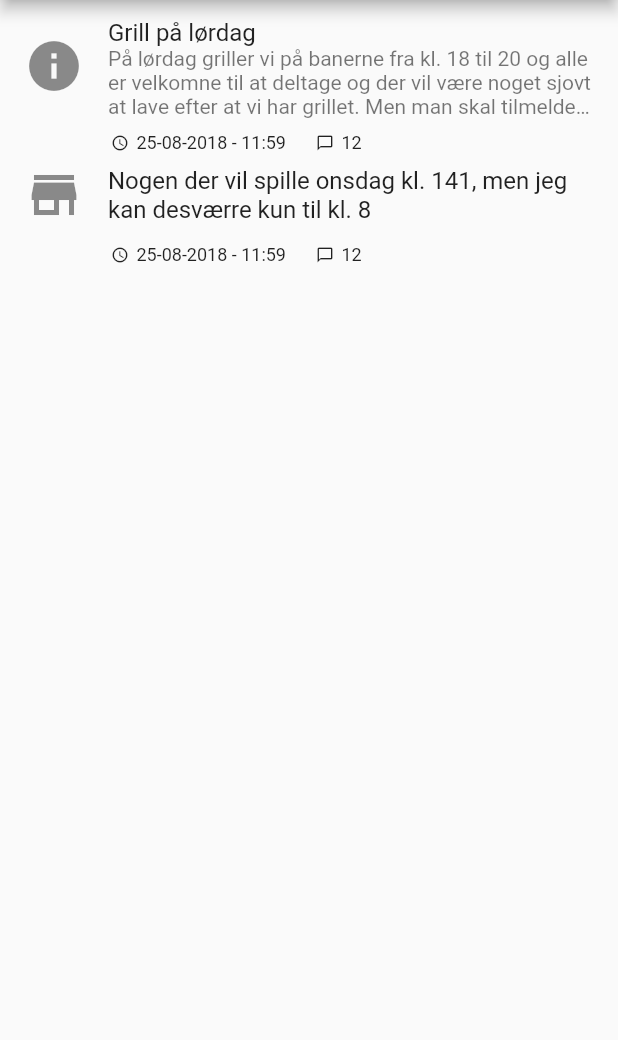
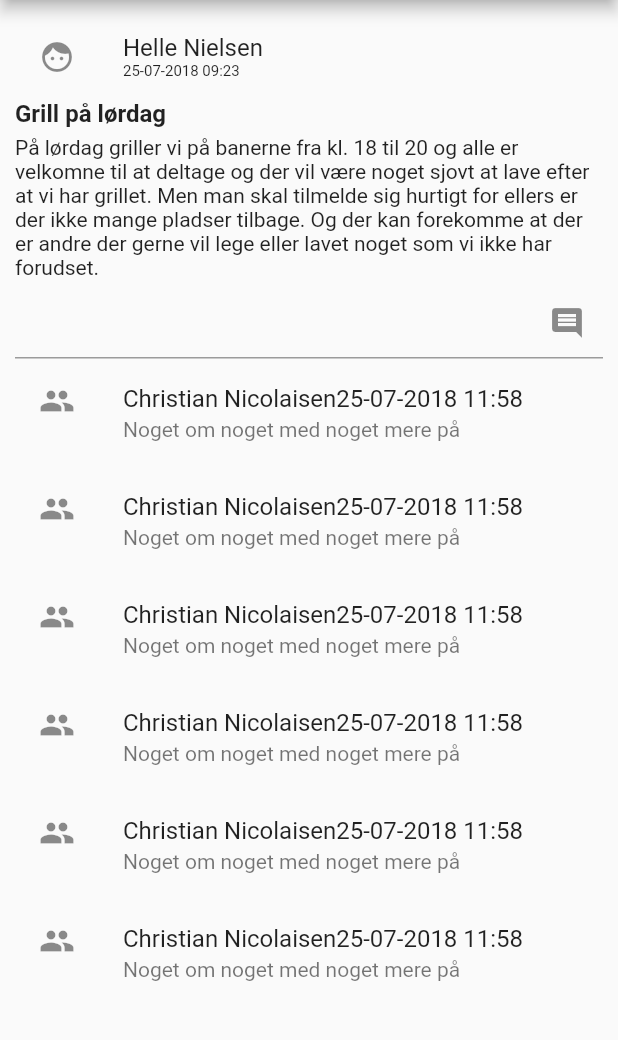
Before and after one commit to vitting/silkeborg-beachvolley.dk-app, a Flutter app: the screen it shows after launch, on a phone screen of 412 x 824 dp, the part 84-1124 px from its top. Run offline on Flutter 3.47's test engine with Material 2 defaults, Android fonts, the phone set to English and light mode, and no system bars; missing offline and left inert: validate.

Commit message:
added newsList

```diff
--- a/lib/main.dart
+++ b/lib/main.dart
@@ -1,5 +1,7 @@
 import 'package:flutter/material.dart';
-import 'package:silkeborgbeachvolley/ui/home/home.dart';
+// import 'package:silkeborgbeachvolley/ui/home/home.dart';
+import 'package:silkeborgbeachvolley/ui/home/news_detail_item.dart';
+import 'package:silkeborgbeachvolley/ui/home/testdata.dart';
 // import 'package:silkeborgbeachvolley/ui/enrollment/enrollment_main.dart';
 // import 'package:silkeborgbeachvolley/ui/login/login_main.dart';
 import 'package:silkeborgbeachvolley/ui/scaffold/SilkeborgBeachvolleyScaffold.dart';
@@ -10,7 +12,7 @@ void main() {
     title: 'Silkeborg Beachvolley',
     home: SilkeborgBeachvolleyScaffold(
       title: "Silkeborg Beachvolley",
-      body: Home()
+      body: NewsDetailItem(data[0])
     )
   ));
 }
--- a/lib/ui/home/home.dart
+++ b/lib/ui/home/home.dart
@@ -1,45 +1,7 @@
 import "package:flutter/material.dart";
+import 'package:silkeborgbeachvolley/ui/home/news_list_item.dart';
+import 'package:silkeborgbeachvolley/ui/home/testdata.dart';
 
-var data = [
-    {
-      "type": "info",
-      "author": "Helle Nielsen",
-      "date": "25-07-2018 09:23",
-      "title": "Grill på lørdag",
-      "body": "På lørdag griller vi på banerne fra kl. 18 til 20 og alle er velkomne til at deltage og der vil være noget sjovt at lave efter at vi har grillet. Men man skal tilmelde sig hurtigt for ellers er der ikke mange pladser tilbage. Og der kan forekomme at der er andre der gerne vil lege eller lavet noget som vi ikke har forudset.",
-      "comments": [
-        {
-          "body": "Noget om noget med noget mere på",
-          "author": "Christian Nicolaisen",
-          "date": "25-07-2018 11:58"
-        }
-      ]
-    },
-    {
-      "type": "game",
-      "author": "Henrik Nielsen",
-      "date": "23-07-2018 10:23",
-      "title": "Nogen der vil spille onsdag kl. 141, men jeg kan desværre kun til kl. 8",
-      "body": "",
-      "comments": [
-        {
-          "body": "Jeg vil gerne",
-          "author": "Christian Nicolaisen",
-          "date": "25-07-2018 11:58"
-        },
-        {
-          "body": "Jeg vil også gerne",
-          "author": "Maria Gasbjerg",
-          "date": "25-07-2018 14:58"
-        },
-        {
-          "body": "Klar",
-          "author": "Carsten Højmark",
-          "date": "24-07-2018 11:19"
-        }
-      ]
-    }
-  ];
 
 class Home extends StatefulWidget {
   @override
@@ -53,64 +15,8 @@ class _HomeState extends State<Home> {
       itemCount: data.length,
       padding: EdgeInsets.fromLTRB(0.0, 8.0, 0.0, 0.0),
       itemBuilder: (BuildContext context, int position) {
-        return _item(data[position]);
+        return NewsListItem(data[position], position);
       } ,
     );
   }
-
-  Widget _item(Map<String, Object> item) {
-    return ListBody(
-          children: <Widget>[
-            ListTile(
-              title: Text(item["title"]),
-              subtitle: item["body"] != "" ? Text(
-                  item["body"],
-                  maxLines: 3,
-                  overflow: TextOverflow.ellipsis) : null,
-              leading: Icon(
-                item["type"] == "info" ? Icons.info : Icons.store_mall_directory,
-                size: 40.0
-              ),
-              onTap: () {
-
-              },
-            ),
-            Padding(
-              padding: EdgeInsetsDirectional.only(start: 74.0, top: 5.0),
-              child: Row(
-                children: <Widget>[
-                  Icon(
-                    Icons.access_time,
-                    size: 12.0
-                  ),
-                  Padding(
-                    padding: EdgeInsetsDirectional.only(start: 5.0),
-                    child: Text(
-                      "25-08-2018 - 11:59",
-                      textAlign: TextAlign.start,
-                      style: TextStyle(fontSize: 12.0),
-                    )
-                  ),
-                  Padding(
-                    padding: EdgeInsetsDirectional.only(start: 20.0),
-                    child: Icon(
-                      Icons.chat_bubble_outline,
-                      size: 12.0,
-                    ),
-                  ),
-                  Padding(
-                    padding: EdgeInsetsDirectional.only(start: 5.0),
-                    child: Text(
-                      "12",
-                      style: TextStyle(
-                        fontSize: 12.0
-                      ),
-                    )
-                  )
-                ],
-              ),
-            )
-          ],
-        );
-  }
 }
--- /dev/null
+++ b/lib/ui/home/news_detail_item.dart
@@ -0,0 +1,100 @@
+import 'package:flutter/material.dart';
+
+class NewsDetailItem extends StatefulWidget {
+  final item;
+  NewsDetailItem(this.item);
+
+  @override
+  _NewsDetailItemState createState() => _NewsDetailItemState();
+}
+
+class _NewsDetailItemState extends State<NewsDetailItem> {
+  List<Map> _comments;
+
+  @override
+  void initState() {
+    super.initState();
+    _comments = widget.item["comments"];
+  }
+
+  @override
+  Widget build(BuildContext context) {
+    return ListView.builder(
+      padding: EdgeInsets.all(10.0),
+      itemCount: _comments.length + 1,
+      itemBuilder: (BuildContext context, int position) {
+        if (position == 0) {
+          return _firstItem();
+        }
+        return _commentItem(position);
+      },
+    );
+  }
+
+  Widget _firstItem() {
+    String title = widget.item["title"];
+    String body = widget.item["body"];
+    String author = widget.item["author"];
+    String date = widget.item["date"];
+    return Column(
+      crossAxisAlignment: CrossAxisAlignment.start,
+      children: <Widget>[
+        ListTile(
+          title: Column(
+            crossAxisAlignment: CrossAxisAlignment.start,
+            children: <Widget>[
+              Text(author),
+              Text(
+                date,
+                style: TextStyle(fontSize: 10.0),
+              ),
+            ],
+          ),
+          leading: Icon(Icons.face),
+        ),
+        Text(
+          title,
+          style: TextStyle(fontSize: 16.0, fontWeight: FontWeight.bold),
+        ),
+        Padding(
+          padding: const EdgeInsets.symmetric(vertical: 5.0),
+          child: Text(body),
+        ),
+        _addComment()
+      ],
+    );
+  }
+
+  Widget _addComment() {
+    TextEditingController newComment = new TextEditingController();
+    return ListBody(
+      children: <Widget>[
+        TextField(
+          controller: newComment,
+          decoration: InputDecoration(
+            suffixIcon: IconButton(
+              icon: Icon(Icons.insert_comment),
+              onPressed: () {
+                print(newComment.text);
+              },
+          )),
+        )
+      ],
+    );
+  }
+
+  Widget _commentItem(int position) {
+    Map commentItem = _comments[position - 1];
+    String commentBody = commentItem["body"];
+    String commentAuthor = commentItem["author"];
+    String commentDate = commentItem["date"];
+
+    return ListTile(
+      title: Row(
+        children: <Widget>[Text(commentAuthor), Text(commentDate)],
+      ),
+      leading: Icon(Icons.people),
+      subtitle: Text(commentBody),
+    );
+  }
+}
--- /dev/null
+++ b/lib/ui/home/news_list_item.dart
@@ -0,0 +1,64 @@
+import 'package:flutter/material.dart';
+
+class NewsListItem extends StatelessWidget {
+  final Map<String, Object> item;
+  final int index;
+
+  NewsListItem(this.item, this.index);
+
+  @override
+  Widget build(BuildContext context) {
+    final String _title = item["title"];
+    final String _body = item["body"];
+    final String _iconType = item["type"];
+    final String _date = item["date"];
+    final List<Map> _comments = item["comments"];
+    final String _numberOfComments = _comments.length.toString();
+
+    return ListBody(
+      children: <Widget>[
+        ListTile(
+          title: Text(_title),
+          subtitle: _body != ""
+              ? Text(_body, maxLines: 3, overflow: TextOverflow.ellipsis)
+              : null,
+          leading: Icon(
+              _iconType == "info" ? Icons.info : Icons.store_mall_directory,
+              size: 40.0),
+          onTap: () {
+            print(index.toString());
+          },
+        ),
+        Padding(
+          padding: EdgeInsetsDirectional.only(start: 74.0, top: 2.0),
+          child: Row(
+            children: <Widget>[
+              Icon(Icons.access_time, size: 12.0),
+              Padding(
+                  padding: EdgeInsetsDirectional.only(start: 5.0),
+                  child: Text(
+                    _date,
+                    textAlign: TextAlign.start,
+                    style: TextStyle(fontSize: 12.0),
+                  )),
+              Padding(
+                padding: EdgeInsetsDirectional.only(start: 20.0),
+                child: Icon(
+                  Icons.chat_bubble_outline,
+                  size: 12.0,
+                ),
+              ),
+              Padding(
+                  padding: EdgeInsetsDirectional.only(start: 5.0),
+                  child: Text(
+                    _numberOfComments,
+                    style: TextStyle(fontSize: 12.0),
+                  ))
+            ],
+          ),
+        ),
+        Divider()
+      ],
+    );
+  }
+}
--- /dev/null
+++ b/lib/ui/home/testdata.dart
@@ -0,0 +1,65 @@
+const List<Map> data = [
+    {
+      "type": "info",
+      "author": "Helle Nielsen",
+      "date": "25-07-2018 09:23",
+      "title": "Grill på lørdag",
+      "body": "På lørdag griller vi på banerne fra kl. 18 til 20 og alle er velkomne til at deltage og der vil være noget sjovt at lave efter at vi har grillet. Men man skal tilmelde sig hurtigt for ellers er der ikke mange pladser tilbage. Og der kan forekomme at der er andre der gerne vil lege eller lavet noget som vi ikke har forudset.",
+      "comments": [
+        {
+          "body": "Noget om noget med noget mere på",
+          "author": "Christian Nicolaisen",
+          "date": "25-07-2018 11:58"
+        },
+        {
+          "body": "Noget om noget med noget mere på",
+          "author": "Christian Nicolaisen",
+          "date": "25-07-2018 11:58"
+        },
+        {
+          "body": "Noget om noget med noget mere på",
+          "author": "Christian Nicolaisen",
+          "date": "25-07-2018 11:58"
+        },
+        {
+          "body": "Noget om noget med noget mere på",
+          "author": "Christian Nicolaisen",
+          "date": "25-07-2018 11:58"
+        },
+        {
+          "body": "Noget om noget med noget mere på",
+          "author": "Christian Nicolaisen",
+          "date": "25-07-2018 11:58"
+        },
+        {
+          "body": "Noget om noget med noget mere på",
+          "author": "Christian Nicolaisen",
+          "date": "25-07-2018 11:58"
+        }
+      ]
+    },
+    {
+      "type": "game",
+      "author": "Henrik Nielsen",
+      "date": "23-07-2018 10:23",
+      "title": "Nogen der vil spille onsdag kl. 141, men jeg kan desværre kun til kl. 8",
+      "body": "",
+      "comments": [
+        {
+          "body": "Jeg vil gerne",
+          "author": "Christian Nicolaisen",
+          "date": "25-07-2018 11:58"
+        },
+        {
+          "body": "Jeg vil også gerne",
+          "author": "Maria Gasbjerg",
+          "date": "25-07-2018 14:58"
+        },
+        {
+          "body": "Klar",
+          "author": "Carsten Højmark",
+          "date": "24-07-2018 11:19"
+        }
+      ]
+    }
+];
```
